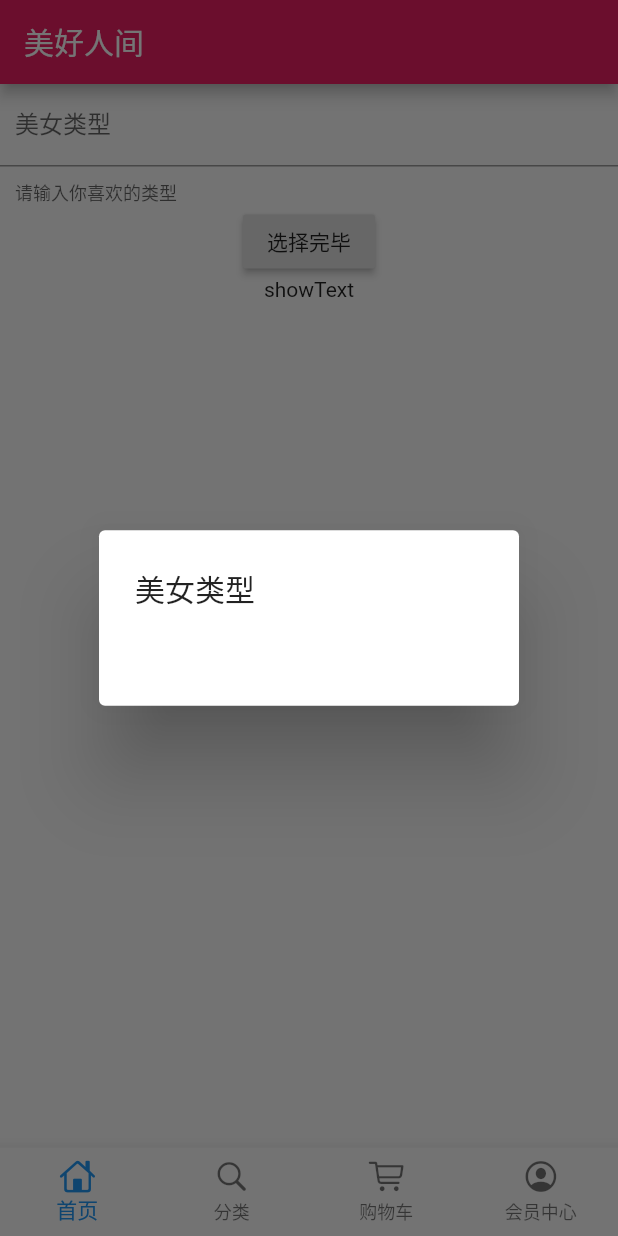
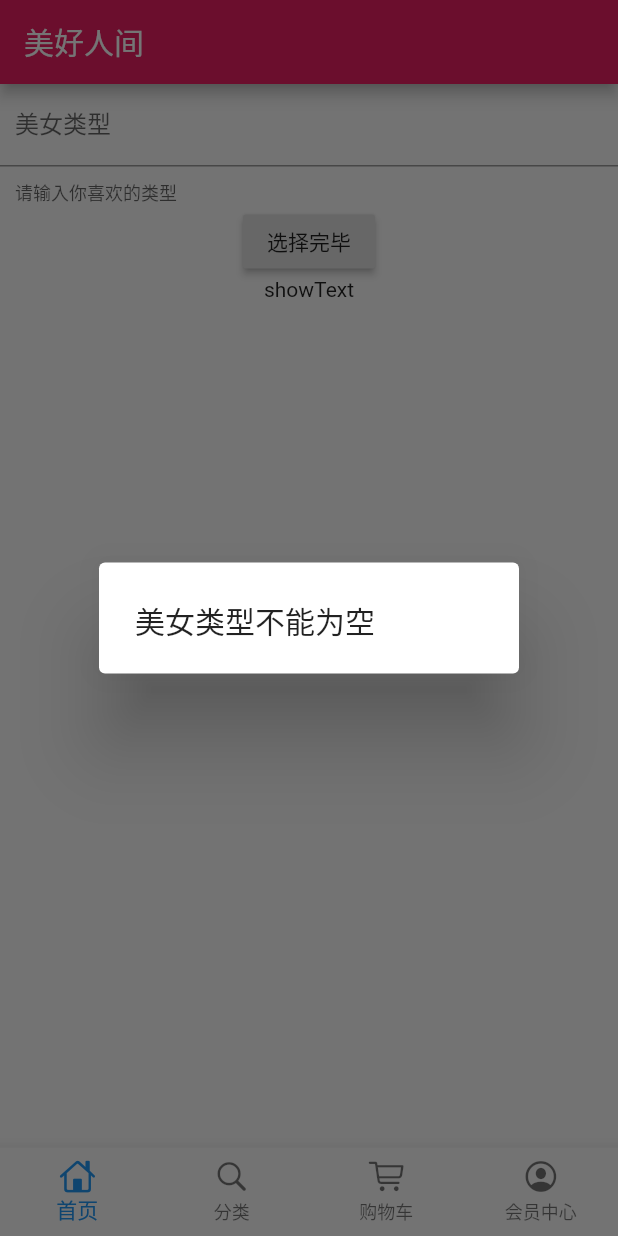
Before and after one commit to BRAVE2HEART/flutter_shop, a Flutter app: the screen it shows after launch, after a tap on "选择完毕", on a phone screen of 412 x 824 dp. Run offline on Flutter 3.47's test engine with Material 2 defaults, Android fonts, the phone set to English and light mode, and no system bars; our stand-ins replace dio.

Commit message:
TextField的controller动态使用方式，dio请求数据后，赋值Text,setState的使用方式

```diff
--- a/lib/pages/home_page.dart
+++ b/lib/pages/home_page.dart
@@ -6,10 +6,10 @@ class HomePage extends StatefulWidget {
 }
 
 class _HomePageState extends State<HomePage> {
+  final TextEditingController typeController = new TextEditingController();
+  String showText = "showText";
   @override
   Widget build(BuildContext context) {
-    final TextEditingController typeController = new TextEditingController();
-    final showText = "showText";
     return Container(
       child: Scaffold(
         appBar: AppBar(
@@ -29,14 +29,7 @@ class _HomePageState extends State<HomePage> {
                 onChanged: _onChanged,
               ),
               RaisedButton(
-                onPressed: () {
-                  showDialog(
-                      context: context,
-                      child: new AlertDialog(
-                        title: new Text("美女类型"),
-                        content: new Text(typeController.text),
-                      ));
-                },
+                onPressed: _choiceAction,
                 child: Text("选择完毕"),
               ),
               Text(
@@ -50,7 +43,34 @@ class _HomePageState extends State<HomePage> {
       ),
     );
   }
+
   void _onChanged(String value) {
     print(value);
   }
+
+  void _choiceAction() {
+    print("开始选择你喜欢的类型");
+    if (typeController.text.toString() == "") {
+      showDialog(
+          context: context,
+          builder: (context) => AlertDialog(
+                title: Text("美女类型不能为空"),
+              ));
+    } else {
+      getHttp(typeController.text.toString()).then((value) => setState(() {
+            showText = value.toString();
+          }));
+    }
+  }
+  Future getHttp(String TypeText) async {
+    final path = "https://mock.yonyoucloud.com/mock/11996/getUserInfo";
+    try {
+      Response response;
+      var data = {"username": TypeText};
+      response = await Dio().get(path, queryParameters: data);
+      return response.data;
+    } catch (e) {
+      return print(e);
+    }
+  }
 }
```
